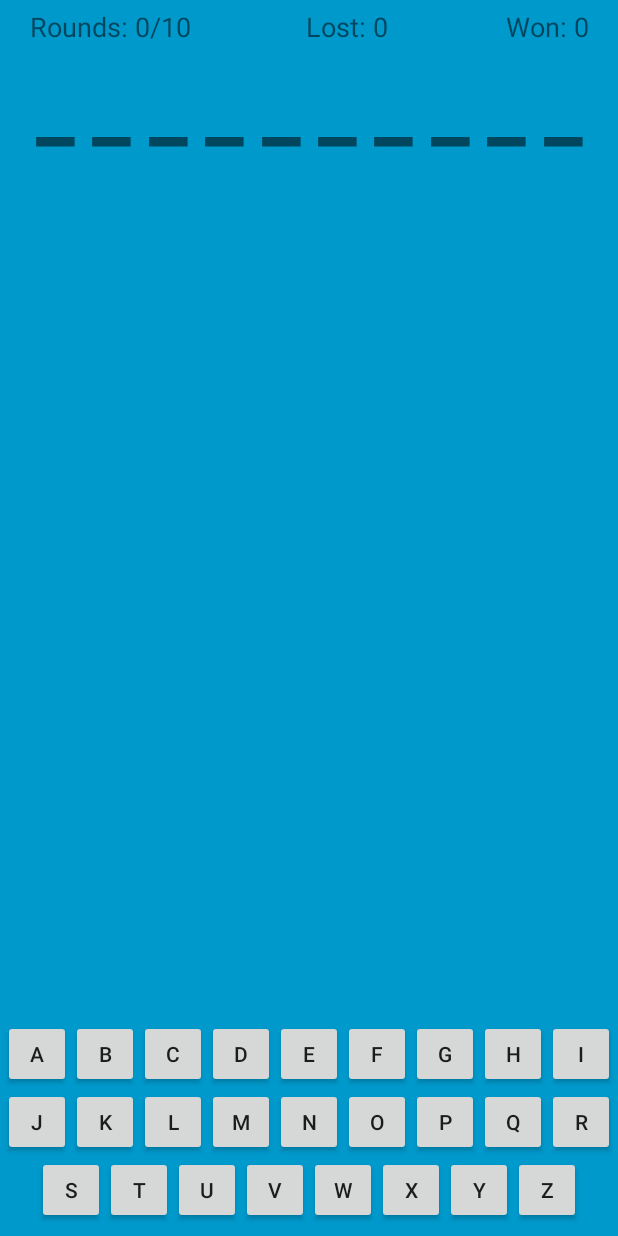
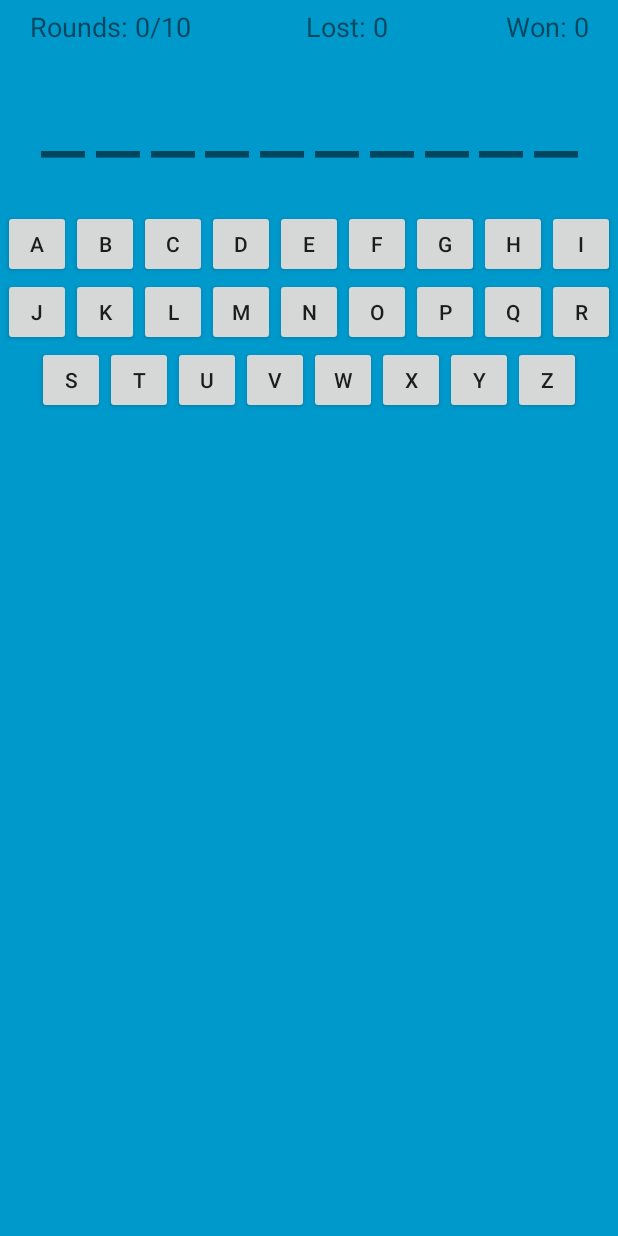
Before and after one commit to danielakl/A-Hangman, an Android app: the GameActivity screen opened directly, with no data from a screen before it, on a phone screen of 412 x 824 dp. Run offline under Robolectric (Android 15) with nearby library versions, the phone set to English and light mode, and no system bars; our stand-ins replace FlexboxLayout.

Commit message:
Improve Keyboard placement
Improved the Keyboard placement by to attaching it to the word_view.
This puts the keyboard underneath the word_view so it doesn't move
around when the keys are removed by being pressed.

To make the keyboard fit better the word_view's height was lowered and
the text centered. Also changed the font to monospace so all characters
use the same amount of space. This resolves the jarring effect of the
word_view moving around when a letter is successfully guessed.

```diff
--- a/app/src/main/res/layout/activity_game.xml
+++ b/app/src/main/res/layout/activity_game.xml
@@ -57,17 +57,18 @@
         <TextView
             android:id="@+id/word_view"
             android:layout_width="match_parent"
-            android:layout_height="150dp"
+            android:layout_height="100dp"
             android:layout_marginStart="20dp"
             android:layout_marginEnd="20dp"
             android:autoSizeMaxTextSize="75sp"
             android:autoSizeMinTextSize="20sp"
             android:autoSizeStepGranularity="2sp"
             android:autoSizeTextType="uniform"
-            android:gravity="center_horizontal"
+            android:gravity="center"
             android:letterSpacing="0.2"
             android:lines="1"
             android:textStyle="bold"
+            android:fontFamily="monospace"
             app:layout_constraintEnd_toEndOf="parent"
             app:layout_constraintStart_toStartOf="parent"
             app:layout_constraintTop_toBottomOf="@+id/linearLayout" />
--- a/app/src/main/res/layout/keyboard_english.xml
+++ b/app/src/main/res/layout/keyboard_english.xml
@@ -5,12 +5,12 @@
     android:id="@+id/keyboard"
     android:layout_width="match_parent"
     android:layout_height="wrap_content"
-    android:layout_marginBottom="8dp"
+    android:layout_marginTop="10dp"
     app:flexWrap="wrap"
     app:justifyContent="center"
     app:alignItems="flex_start"
     app:alignContent="flex_start"
-    app:layout_constraintBottom_toBottomOf="parent">
+    app:layout_constraintTop_toBottomOf="@+id/word_view">
 
     <Button
         android:id="@+id/key_a"
--- a/app/src/main/res/layout/keyboard_norwegian.xml
+++ b/app/src/main/res/layout/keyboard_norwegian.xml
@@ -5,12 +5,12 @@
     android:id="@+id/keyboard"
     android:layout_width="match_parent"
     android:layout_height="wrap_content"
-    android:layout_marginBottom="8dp"
+    android:layout_marginTop="10dp"
     app:flexWrap="wrap"
     app:justifyContent="center"
     app:alignItems="flex_start"
     app:alignContent="flex_start"
-    app:layout_constraintBottom_toBottomOf="parent">
+    app:layout_constraintTop_toBottomOf="@+id/word_view">
 
     <Button
         android:id="@+id/key_a"
```
